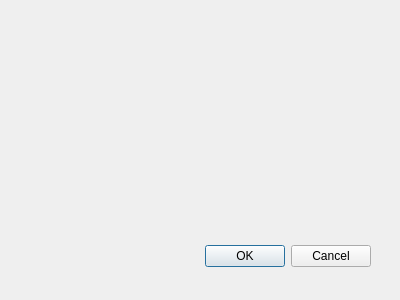
Before: the Qt Designer form SetValue2Selected_dialog_base.ui in yoichigmf/setvalue2selected, drawn with Qt 5.
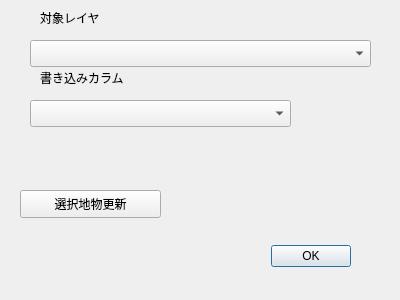
After: the same form once the commit is applied. Custom widgets are drawn as their Qt base class.

```diff
--- a/SetValue2Selected_dialog_base.ui
+++ b/SetValue2Selected_dialog_base.ui
@@ -12,23 +12,94 @@
   <property name="windowTitle" >
    <string>SetValue2Selected</string>
   </property>
-  <widget class="QDialogButtonBox" name="button_box" >
-   <property name="geometry" >
+  <widget class="QDialogButtonBox" name="button_box">
+   <property name="geometry">
     <rect>
-     <x>30</x>
+     <x>210</x>
      <y>240</y>
-     <width>341</width>
+     <width>141</width>
      <height>32</height>
     </rect>
    </property>
    <property name="orientation" >
     <enum>Qt::Horizontal</enum>
    </property>
-   <property name="standardButtons" >
-    <set>QDialogButtonBox::Cancel|QDialogButtonBox::Ok</set>
+   <property name="standardButtons">
+    <set>QDialogButtonBox::Ok</set>
+   </property>
+  </widget>
+  <widget class="QgsMapLayerComboBox" name="mMapLayerComboBox">
+   <property name="geometry">
+    <rect>
+     <x>30</x>
+     <y>40</y>
+     <width>341</width>
+     <height>27</height>
+    </rect>
+   </property>
+  </widget>
+  <widget class="QgsFieldComboBox" name="mFieldComboBox">
+   <property name="geometry">
+    <rect>
+     <x>30</x>
+     <y>100</y>
+     <width>261</width>
+     <height>27</height>
+    </rect>
+   </property>
+  </widget>
+  <widget class="QPushButton" name="updateButton">
+   <property name="geometry">
+    <rect>
+     <x>20</x>
+     <y>190</y>
+     <width>141</width>
+     <height>28</height>
+    </rect>
+   </property>
+   <property name="text">
+    <string>選択地物更新</string>
+   </property>
+  </widget>
+  <widget class="QLabel" name="label">
+   <property name="geometry">
+    <rect>
+     <x>40</x>
+     <y>10</y>
+     <width>62</width>
+     <height>15</height>
+    </rect>
+   </property>
+   <property name="text">
+    <string>対象レイヤ</string>
+   </property>
+  </widget>
+  <widget class="QLabel" name="label_2">
+   <property name="geometry">
+    <rect>
+     <x>40</x>
+     <y>70</y>
+     <width>101</width>
+     <height>16</height>
+    </rect>
+   </property>
+   <property name="text">
+    <string>書き込みカラム</string>
    </property>
   </widget>
  </widget>
+ <customwidgets>
+  <customwidget>
+   <class>QgsFieldComboBox</class>
+   <extends>QComboBox</extends>
+   <header>qgsfieldcombobox.h</header>
+  </customwidget>
+  <customwidget>
+   <class>QgsMapLayerComboBox</class>
+   <extends>QComboBox</extends>
+   <header>qgsmaplayercombobox.h</header>
+  </customwidget>
+ </customwidgets>
  <resources/>
  <connections>
   <connection>
```
Left out of the diff: 57 changed lines with no effect on the pictures.
